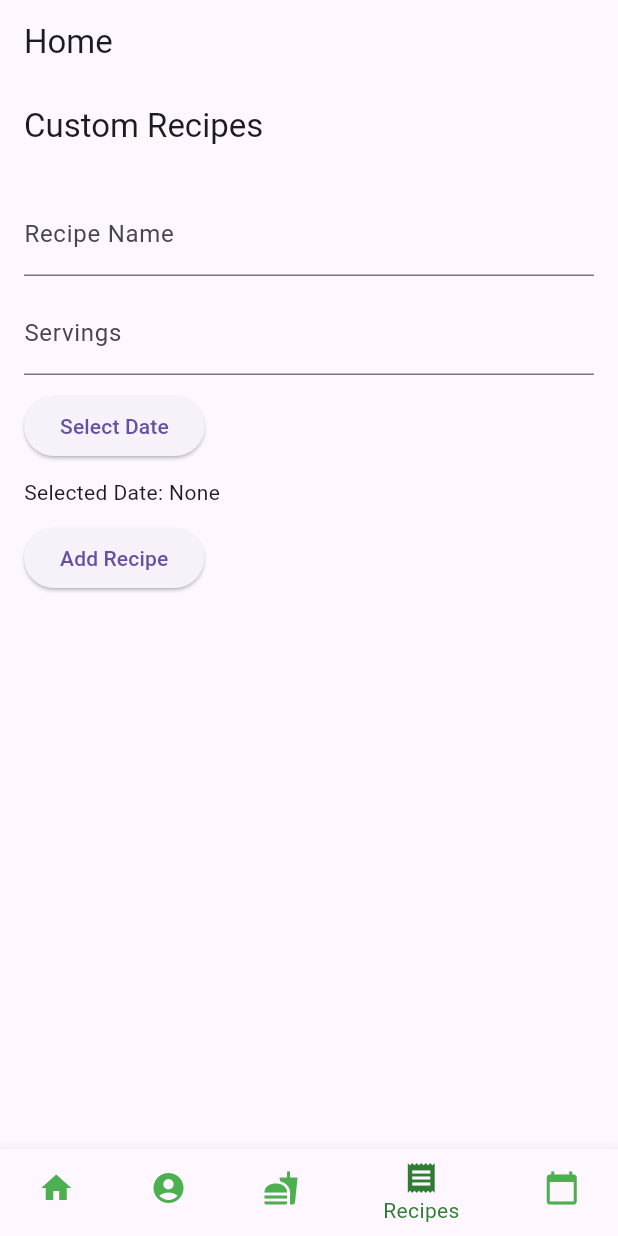
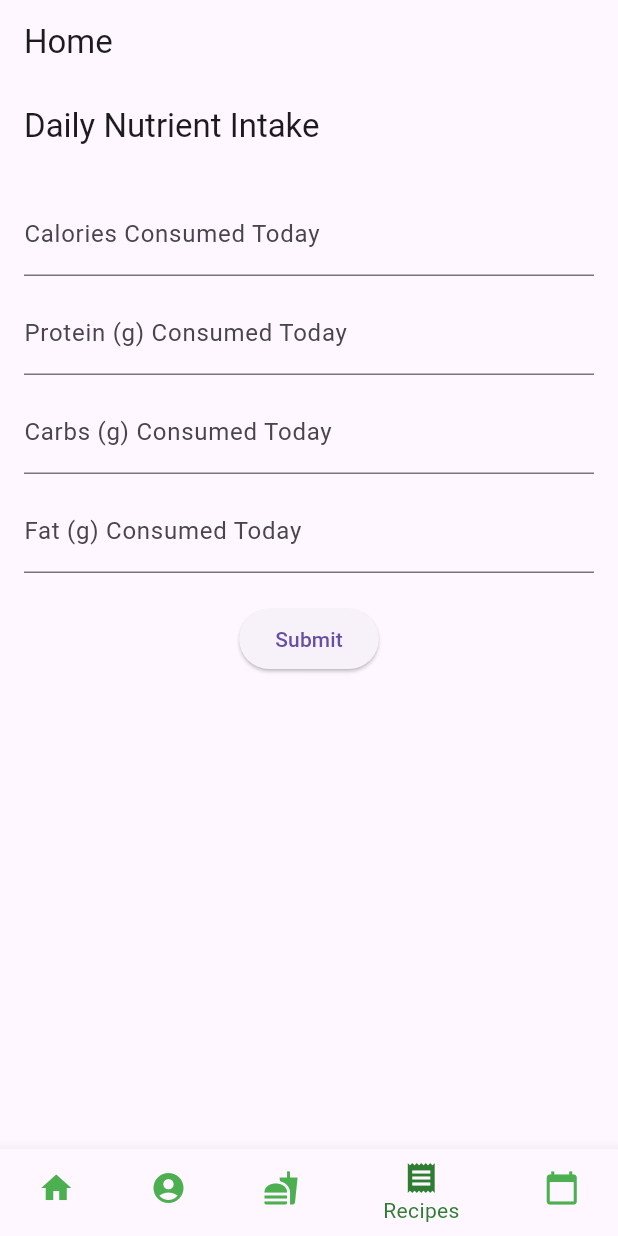
Before and after one commit to avvooturi/COP4331DiorieApp, a Flutter app: the HomePage screen opened directly with empty values, item 4 of the bottom bar chosen, on a phone screen of 412 x 824 dp. Run offline on Flutter 3.47's test engine with Material 3 defaults, Android fonts, the phone set to English and light mode, and no system bars; our stand-ins replace table_calendar; network calls fail.

Commit message:
set up macros page

```diff
--- a/meal_planner/lib/custom_recipes_page.dart
+++ b/meal_planner/lib/custom_recipes_page.dart
@@ -1,79 +1,55 @@
-// lib/custom_recipes_page.dart
-
 import 'package:flutter/material.dart';
-import 'package:intl/intl.dart';
 
 class CustomRecipesPage extends StatefulWidget {
-  final Function(Map<String, dynamic>) onRecipeAdded;
-
-  const CustomRecipesPage({Key? key, required this.onRecipeAdded})
-      : super(key: key);
+  const CustomRecipesPage({Key? key}) : super(key: key);
 
   @override
   _CustomRecipesPageState createState() => _CustomRecipesPageState();
 }
 
 class _CustomRecipesPageState extends State<CustomRecipesPage> {
-  final TextEditingController _recipeNameController = TextEditingController();
-  final TextEditingController _servingsController = TextEditingController();
-  DateTime? _selectedDate;
-  final List<Map<String, dynamic>> _ingredients = [];
-  final List<Map<String, dynamic>> _recipes = [];
+  final TextEditingController _caloriesController = TextEditingController();
+  final TextEditingController _proteinController = TextEditingController();
+  final TextEditingController _carbsController = TextEditingController();
+  final TextEditingController _fatController = TextEditingController();
 
-  Future<void> _pickDate(BuildContext context) async {
-    final DateTime? picked = await showDatePicker(
-      context: context,
-      initialDate: DateTime.now(),
-      firstDate: DateTime.now(),
-      lastDate: DateTime(2101),
-    );
-    if (picked != null && picked != _selectedDate) {
-      setState(() {
-        _selectedDate = picked;
-      });
-    }
-  }
-
-  void _addIngredient(String name, double calories) {
-    setState(() {
-      _ingredients.add({
-        'name': name,
-        'calories': calories,
-      });
-    });
-  }
-
-  void _addRecipe() {
-    if (_recipeNameController.text.isEmpty || _selectedDate == null) {
+  void _submitData() {
+    if (_caloriesController.text.isEmpty ||
+        _proteinController.text.isEmpty ||
+        _carbsController.text.isEmpty ||
+        _fatController.text.isEmpty) {
+      ScaffoldMessenger.of(context).showSnackBar(
+        const SnackBar(content: Text('Please fill out all fields.')),
+      );
       return;
     }
 
-    final recipe = {
-      'name': _recipeNameController.text,
-      'ingredients': List<Map<String, dynamic>>.from(_ingredients),
-      'servings': _servingsController.text,
-      'date':
-          _selectedDate?.toIso8601String() ?? DateTime.now().toIso8601String(),
+    final data = {
+      'calories': double.tryParse(_caloriesController.text) ?? 0.0,
+      'protein': double.tryParse(_proteinController.text) ?? 0.0,
+      'carbs': double.tryParse(_carbsController.text) ?? 0.0,
+      'fat': double.tryParse(_fatController.text) ?? 0.0,
     };
 
-    setState(() {
-      _recipes.add(recipe);
-      _ingredients.clear(); // Clear ingredients for next recipe
-    });
+    // Print data for now, replace with API call or database storage
+    print('User data submitted: $data');
 
-    widget.onRecipeAdded(recipe); // Add the recipe to the calendar
+    ScaffoldMessenger.of(context).showSnackBar(
+      const SnackBar(content: Text('Data successfully submitted!')),
+    );
 
-    // Clear fields after recipe is added
-    _recipeNameController.clear();
-    _servingsController.clear();
-    _selectedDate = null;
+    // Clear the fields after submission
+    _caloriesController.clear();
+    _proteinController.clear();
+    _carbsController.clear();
+    _fatController.clear();
   }
 
   @override
   Widget build(BuildContext context) {
     return Scaffold(
       appBar: AppBar(
-        title: const Text('Custom Recipes'),
+        title: const Text('Daily Nutrient Intake'),
       ),
       body: Padding(
         padding: const EdgeInsets.all(16.0),
@@ -81,39 +57,37 @@ class _CustomRecipesPageState extends State<CustomRecipesPage> {
           crossAxisAlignment: CrossAxisAlignment.start,
           children: [
             TextField(
-              controller: _recipeNameController,
-              decoration: const InputDecoration(labelText: 'Recipe Name'),
+              controller: _caloriesController,
+              decoration:
+                  const InputDecoration(labelText: 'Calories Consumed Today'),
+              keyboardType: TextInputType.number,
             ),
             const SizedBox(height: 10),
             TextField(
-              controller: _servingsController,
-              decoration: const InputDecoration(labelText: 'Servings'),
+              controller: _proteinController,
+              decoration: const InputDecoration(
+                  labelText: 'Protein (g) Consumed Today'),
               keyboardType: TextInputType.number,
             ),
             const SizedBox(height: 10),
-            ElevatedButton(
-              onPressed: () => _pickDate(context),
-              child: const Text('Select Date'),
+            TextField(
+              controller: _carbsController,
+              decoration:
+                  const InputDecoration(labelText: 'Carbs (g) Consumed Today'),
+              keyboardType: TextInputType.number,
             ),
             const SizedBox(height: 10),
-            Text(
-                'Selected Date: ${_selectedDate != null ? DateFormat.yMMMd().format(_selectedDate!) : 'None'}'),
-            const SizedBox(height: 10),
-            ElevatedButton(
-              onPressed: _addRecipe,
-              child: const Text('Add Recipe'),
+            TextField(
+              controller: _fatController,
+              decoration:
+                  const InputDecoration(labelText: 'Fat (g) Consumed Today'),
+              keyboardType: TextInputType.number,
             ),
             const SizedBox(height: 20),
-            Expanded(
-              child: ListView.builder(
-                itemCount: _recipes.length,
-                itemBuilder: (context, index) {
-                  final recipe = _recipes[index];
-                  return ListTile(
-                    title: Text(recipe['name']),
-                    subtitle: Text('Date: ${recipe['date']}'),
-                  );
-                },
+            Center(
+              child: ElevatedButton(
+                onPressed: _submitData,
+                child: const Text('Submit'),
               ),
             ),
           ],
--- a/meal_planner/lib/homepage.dart
+++ b/meal_planner/lib/homepage.dart
@@ -61,7 +61,7 @@ class _HomePageState extends State<HomePage> {
       case 2:
         return FoodLogPage(meals: _meals, objectId: widget.objectId);
       case 3:
-        return CustomRecipesPage(onRecipeAdded: _addRecipeToCalendar);
+        return const CustomRecipesPage(); // No onRecipeAdded parameter
       case 4:
         return CalendarPage(scheduledRecipes: _calendarRecipes);
       default:
```
